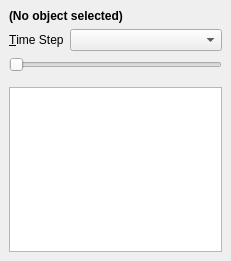
First picture: the form in gui/visualization_config/RenderPropertyConfigWidget.ui, repository kateyy/geohazardvis, before the edit.
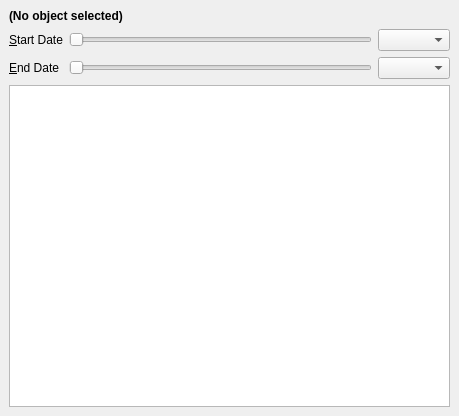
Second picture: the form after the edit. Custom widgets are drawn as their Qt base class.

Commit message:
Add logic+UI for difference between deformations in time
* Files parsed by DeformationTimeSeriesTextFileReader define surface deformations relative to a reference date (first column in the file, all 0)
* Users may be interested in differences compared to any other available date.
* Also introducing some pipeline utility logic in TemporalPipelineMediator::TemporalSelection that generates the processing pipeline for the current extraction over time.

```diff
--- a/gui/visualization_config/RenderPropertyConfigWidget.ui
+++ b/gui/visualization_config/RenderPropertyConfigWidget.ui
@@ -6,8 +6,8 @@
    <rect>
     <x>0</x>
     <y>0</y>
-    <width>231</width>
-    <height>261</height>
+    <width>459</width>
+    <height>416</height>
    </rect>
   </property>
   <property name="windowTitle">
@@ -30,7 +30,7 @@
     </item>
     <item>
      <widget class="QWidget" name="timeSelectionWidget" native="true">
-      <layout class="QFormLayout" name="formLayout">
+      <layout class="QGridLayout" name="gridLayout">
        <property name="leftMargin">
         <number>0</number>
        </property>
@@ -40,33 +40,63 @@
        <property name="rightMargin">
         <number>0</number>
        </property>
+       <property name="bottomMargin">
+        <number>0</number>
+       </property>
        <item row="0" column="0">
-        <widget class="QLabel" name="label">
+        <widget class="QLabel" name="startDateLabel">
          <property name="text">
-          <string>&amp;Time Step</string>
+          <string>&amp;Start Date</string>
          </property>
          <property name="buddy">
-          <cstring>timeStepCombo</cstring>
+          <cstring>startDateSlider</cstring>
          </property>
         </widget>
        </item>
        <item row="0" column="1">
-        <widget class="QComboBox" name="timeStepCombo">
+        <widget class="QSlider" name="startDateSlider">
+         <property name="orientation">
+          <enum>Qt::Horizontal</enum>
+         </property>
+        </widget>
+       </item>
+       <item row="0" column="2">
+        <widget class="QComboBox" name="startDateCombo">
          <property name="sizePolicy">
-          <sizepolicy hsizetype="Expanding" vsizetype="Fixed">
+          <sizepolicy hsizetype="Preferred" vsizetype="Fixed">
            <horstretch>0</horstretch>
            <verstretch>0</verstretch>
           </sizepolicy>
          </property>
         </widget>
        </item>
-       <item row="1" column="0" colspan="2">
-        <widget class="QSlider" name="timeStepSlider">
+       <item row="1" column="0">
+        <widget class="QLabel" name="endDateLabel">
+         <property name="text">
+          <string>&amp;End Date</string>
+         </property>
+         <property name="buddy">
+          <cstring>endDateSlider</cstring>
+         </property>
+        </widget>
+       </item>
+       <item row="1" column="1">
+        <widget class="QSlider" name="endDateSlider">
          <property name="orientation">
           <enum>Qt::Horizontal</enum>
          </property>
         </widget>
        </item>
+       <item row="1" column="2">
+        <widget class="QComboBox" name="endDateCombo">
+         <property name="sizePolicy">
+          <sizepolicy hsizetype="Preferred" vsizetype="Fixed">
+           <horstretch>0</horstretch>
+           <verstretch>0</verstretch>
+          </sizepolicy>
+         </property>
+        </widget>
+       </item>
       </layout>
      </widget>
     </item>
```
The commit also changes 10 other files.
